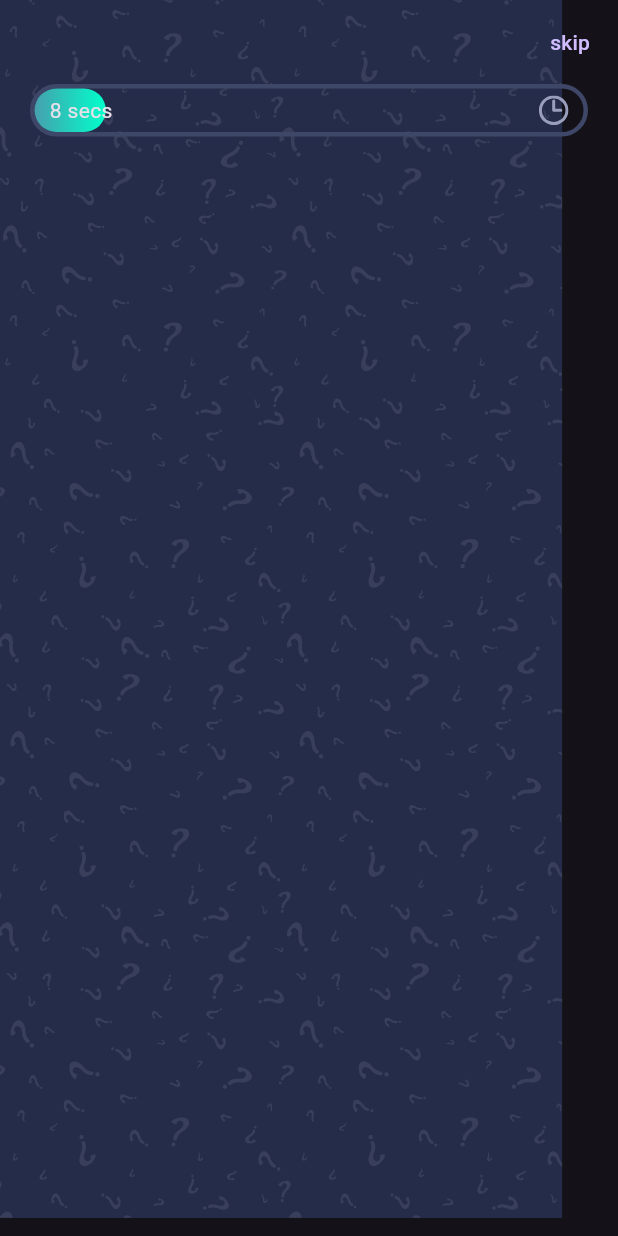
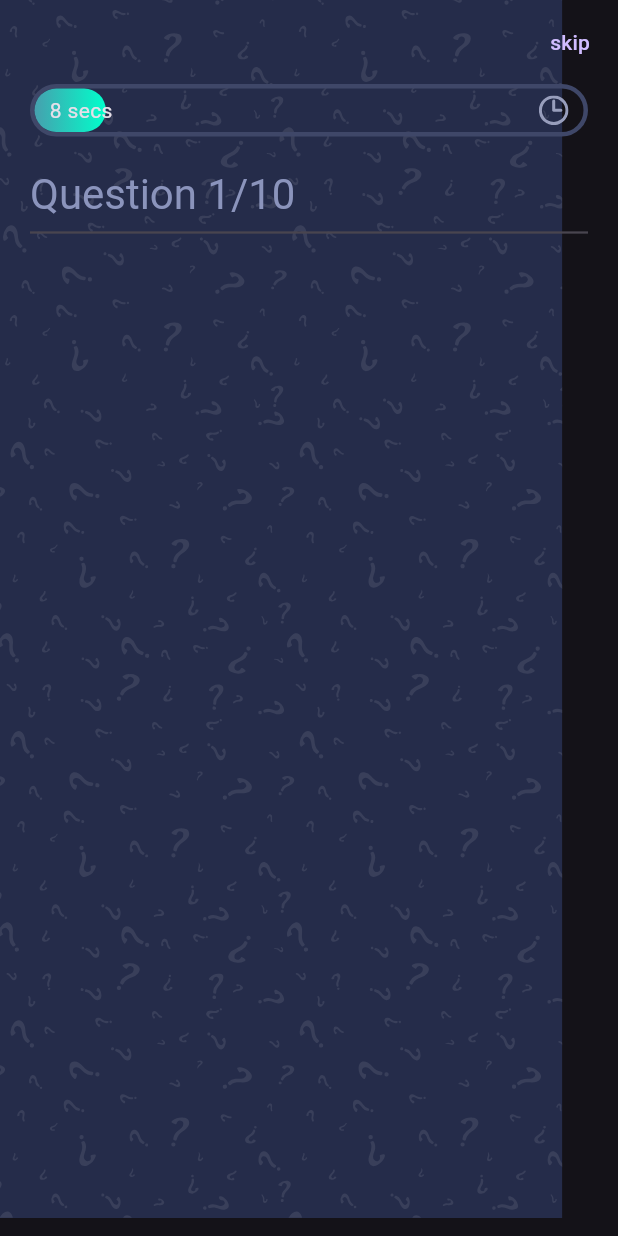
Before and after one commit to Idriss-rayan/familyquiz, a Flutter app: the screen it shows after launch, on a phone screen of 412 x 824 dp. Run offline on Flutter 3.47's test engine with Material 3 defaults, Android fonts, the phone set to English and light mode, and no system bars; our stand-ins replace get, websafe_svg.

Commit message:
new commit first ramadan

```diff
--- a/lib/screens/quiz/components/body.dart
+++ b/lib/screens/quiz/components/body.dart
@@ -17,7 +17,37 @@ class Body extends StatelessWidget {
           child: Padding(
             padding: const EdgeInsets.symmetric(horizontal: kDefaultPadding),
             child: Column(
-              children: [progressBar()],
+              crossAxisAlignment: CrossAxisAlignment.start,
+              children: [
+                progressBar(),
+                SizedBox(
+                  height: kDefaultPadding,
+                ),
+                Text.rich(
+                  TextSpan(
+                    text: "Question 1",
+                    style: Theme.of(context)
+                        .textTheme
+                        .headlineMedium
+                        ?.copyWith(color: kSecondaryColor),
+                    children: [
+                      TextSpan(
+                        text: "/10",
+                        style: Theme.of(context)
+                            .textTheme
+                            .headlineMedium
+                            ?.copyWith(color: kSecondaryColor),
+                      )
+                    ],
+                  ),
+                ),
+                Divider(
+                  thickness: 1.5,
+                ),
+                SizedBox(
+                  height: kDefaultPadding,
+                ),
+              ],
             ),
           ),
         )
```
